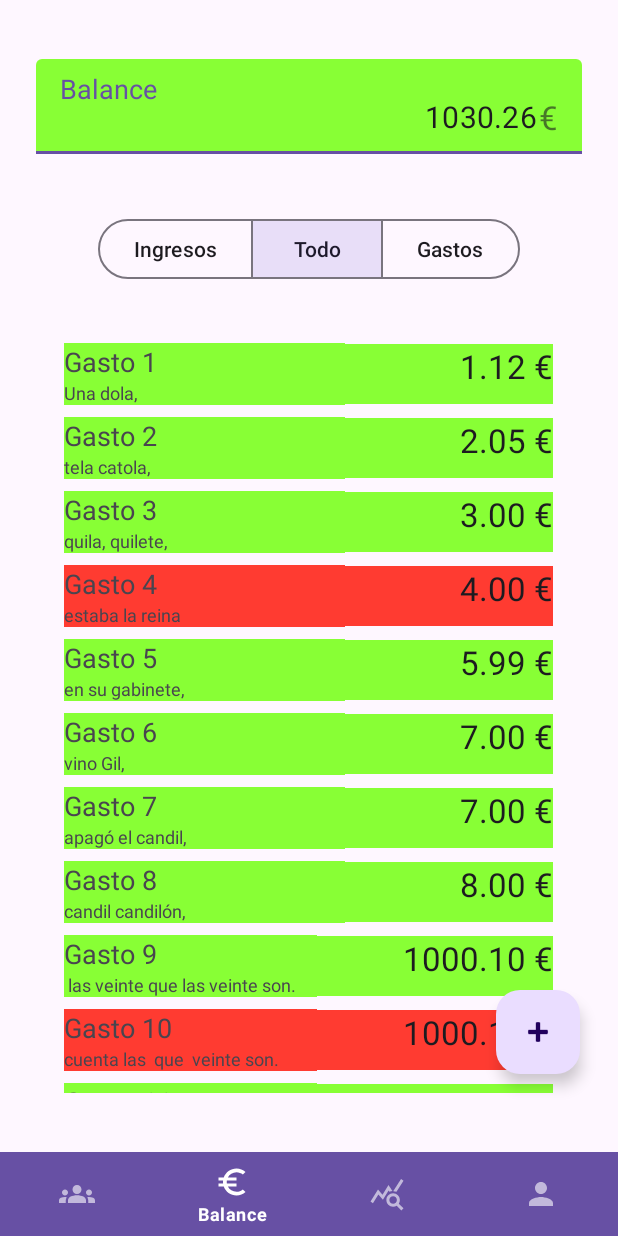
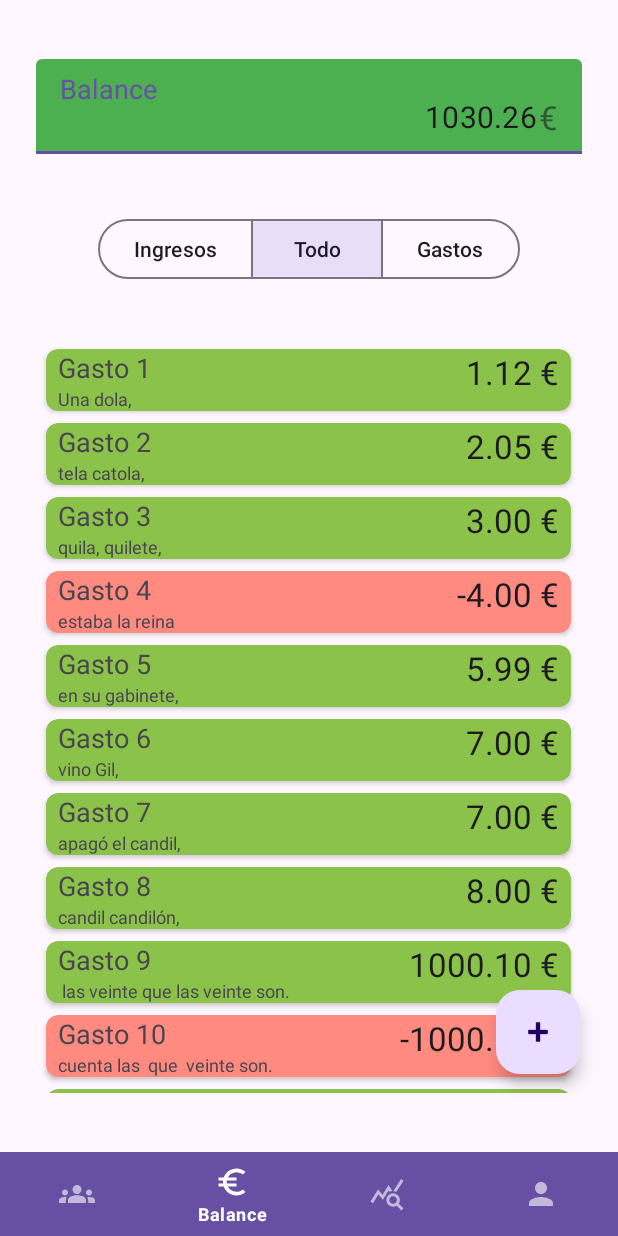
Before and after one commit to JorgeCasatejada/SaveUp, an Android app: the screen it shows after launch (MainActivity), on a phone screen of 412 x 824 dp. Run offline under Robolectric (Android 15) with nearby library versions, the phone set to English and light mode, and no system bars.

Commit message:
Cambiado a CardView para mejor visualización de los items del recyclerView

```diff
--- a/app/src/main/java/com/example/saveup/TransactionsListAdapter.java
+++ b/app/src/main/java/com/example/saveup/TransactionsListAdapter.java
@@ -10,6 +10,7 @@ import android.widget.LinearLayout;
 import android.widget.TextView;
 
 import androidx.annotation.NonNull;
+import androidx.cardview.widget.CardView;
 import androidx.recyclerview.widget.RecyclerView;
 
 import com.example.saveup.model.Transaction;
@@ -76,6 +77,8 @@ public class TransactionsListAdapter extends RecyclerView.Adapter<TransactionsLi
     public static class TransactionViewHolder extends RecyclerView.ViewHolder {
 
         private final LinearLayout recyclerLineLayout;
+
+        private final CardView cardView;
         private final TextView title;
         private final TextView description;
         private final TextView value;
@@ -86,6 +89,7 @@ public class TransactionsListAdapter extends RecyclerView.Adapter<TransactionsLi
             title = itemView.findViewById(R.id.titleTransaction);
             description = itemView.findViewById(R.id.descriptionTransaction);
             value = itemView.findViewById(R.id.valueTransaction);
+            cardView = itemView.findViewById(R.id.cardView);
         }
 
         public static String cutString(String str, int len) {
@@ -97,7 +101,7 @@ public class TransactionsListAdapter extends RecyclerView.Adapter<TransactionsLi
         public void assignComponentsValues(final Context context, final Transaction transaction, final OnItemClickListener listener) {
             title.setText(cutString(transaction.getName(), 10));
             description.setText(cutString(transaction.getDescription(), 32));
-            value.setText(String.format(Locale.getDefault(), "%.2f €", transaction.getValue()));
+            value.setText(String.format(Locale.getDefault(), "%.2f €", transaction.getSignedValue()));
             if (transaction.getValue() < 0) {
                 recyclerLineLayout.setBackground(Drawable.createFromPath("@android:color/holo_red_light"));
             } else {
@@ -113,16 +117,12 @@ public class TransactionsListAdapter extends RecyclerView.Adapter<TransactionsLi
         }
 
         private void updateColor(Context context, Transaction transaction) {
-            int isExpense = context.getColor(R.color.red);
-            int isIncome = context.getColor(R.color.green);
+            int isExpense = context.getColor(R.color.redExpense);
+            int isIncome = context.getColor(R.color.greenIncome);
             if (transaction.isExpense()){
-                title.setBackgroundColor(isExpense);
-                description.setBackgroundColor(isExpense);
-                value.setBackgroundColor(isExpense);
+                cardView.setCardBackgroundColor(isExpense);
             } else {
-                title.setBackgroundColor(isIncome);
-                description.setBackgroundColor(isIncome);
-                value.setBackgroundColor(isIncome);
+                cardView.setCardBackgroundColor(isIncome);
             }
         }
     }
--- a/app/src/main/java/com/example/saveup/ui/MainScreenFragment.java
+++ b/app/src/main/java/com/example/saveup/ui/MainScreenFragment.java
@@ -73,9 +73,9 @@ public class MainScreenFragment extends Fragment {
     private void updateColor() {
         int color;
         if (account.getBalance() > 0)
-            color = getResources().getColor(R.color.green);
+            color = getResources().getColor(R.color.greenBalance);
         else
-            color = getResources().getColor(R.color.red);
+            color = getResources().getColor(R.color.redBalance);
         outlinedTextFieldBalance.setBoxBackgroundColor(color);
     }
 
--- a/app/src/main/res/layout/fragment_main_screen.xml
+++ b/app/src/main/res/layout/fragment_main_screen.xml
@@ -21,7 +21,6 @@
         app:layout_constraintHorizontal_bias="0.0"
         app:layout_constraintStart_toStartOf="parent"
         app:layout_constraintTop_toTopOf="parent"
-        app:boxBackgroundColor="@color/green"
         app:suffixText="@string/euroSymbol"
         app:suffixTextAppearance="@style/TextAppearance.AppCompat.Large">
 
--- a/app/src/main/res/layout/line_recycler_view_transaction.xml
+++ b/app/src/main/res/layout/line_recycler_view_transaction.xml
@@ -1,15 +1,18 @@
 <?xml version="1.0" encoding="utf-8"?>
-<LinearLayout xmlns:android="http://schemas.android.com/apk/res/android"
+<androidx.cardview.widget.CardView xmlns:android="http://schemas.android.com/apk/res/android"
     xmlns:app="http://schemas.android.com/apk/res-auto"
+    android:id="@+id/cardView"
+    android:layout_width="match_parent"
+    android:layout_height="wrap_content"
+    android:layout_margin="4dp"
+    app:cardCornerRadius="8dp">
+
+    <LinearLayout
         android:id="@+id/recyclerLineLayout"
         android:layout_width="match_parent"
         android:layout_height="wrap_content"
-    android:background="@android:drawable/button_onoff_indicator_on"
         android:gravity="center_vertical"
-    android:orientation="horizontal"
-    android:layout_marginRight="16dp"
-    android:layout_marginLeft="16dp"
-    android:layout_marginBottom="8dp">
+        android:orientation="horizontal">
 
         <LinearLayout
             android:layout_width="111dp"
@@ -21,13 +24,15 @@
                 android:id="@+id/titleTransaction"
                 android:layout_width="match_parent"
                 android:layout_height="wrap_content"
-            android:textAppearance="@style/TextAppearance.AppCompat.Medium"/>
+                android:layout_marginStart="8dp"
+                android:textAppearance="@style/TextAppearance.AppCompat.Medium" />
 
             <TextView
                 android:id="@+id/descriptionTransaction"
                 android:layout_width="match_parent"
                 android:layout_height="wrap_content"
-            android:textAppearance="@style/TextAppearance.AppCompat.Caption"/>
+                android:layout_marginStart="8dp"
+                android:textAppearance="@style/TextAppearance.AppCompat.Caption" />
 
         </LinearLayout>
 
@@ -35,8 +40,10 @@
             android:id="@+id/valueTransaction"
             android:layout_width="wrap_content"
             android:layout_height="40dp"
+            android:layout_marginEnd="8dp"
             android:layout_weight="1"
             android:textAlignment="textEnd"
             android:textAppearance="@style/TextAppearance.AppCompat.Large" />
 
     </LinearLayout>
+</androidx.cardview.widget.CardView>
--- a/app/src/main/res/values/colors.xml
+++ b/app/src/main/res/values/colors.xml
@@ -2,6 +2,8 @@
 <resources>
     <color name="black">#FF000000</color>
     <color name="white">#FFFFFFFF</color>
-    <color name="green">#88FF35</color>
-    <color name="red">#FF3B31</color>
+    <color name="greenBalance">#4CAF50</color>
+    <color name="redBalance">#FF5252</color>
+    <color name="greenIncome">#8BC34A</color>
+    <color name="redExpense">#FF8A80</color>
 </resources>
```
Lines whose indentation alone changed are shown as unchanged.
